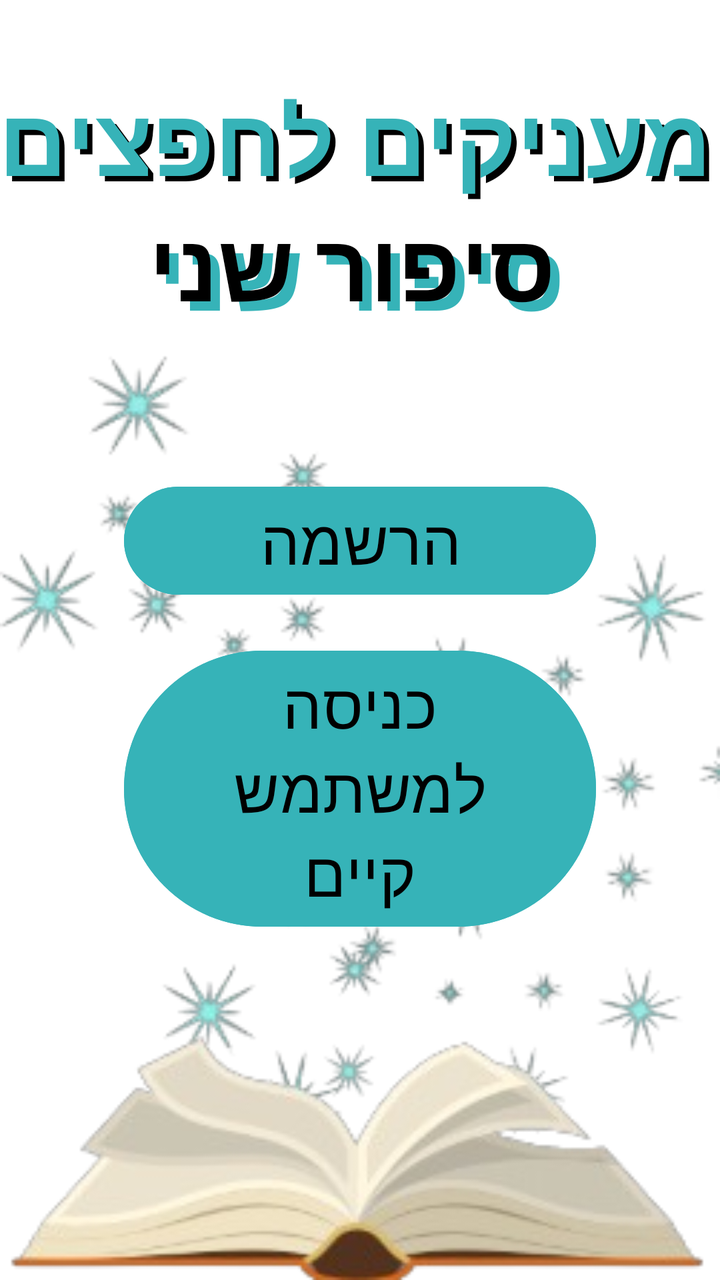
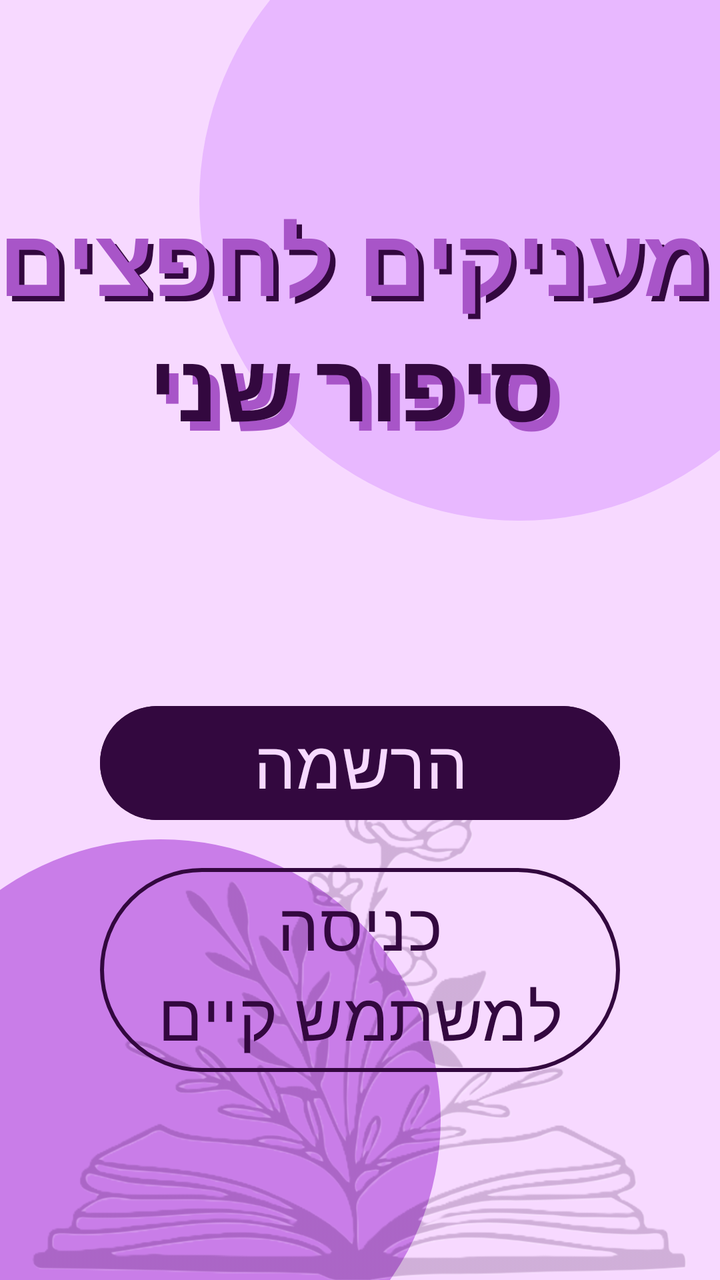

Before-and-after screenshots of an Android layout around one commit, followed by the original layout XML and the change that was made.
<!-- AndroidManifest.xml: application theme Theme.SecondStoryProject -->
<!-- res/layout/activity_landing.xml -->
<?xml version="1.0" encoding="utf-8"?>
<androidx.constraintlayout.widget.ConstraintLayout xmlns:android="http://schemas.android.com/apk/res/android"
    xmlns:app="http://schemas.android.com/apk/res-auto"
    xmlns:tools="http://schemas.android.com/tools"
    android:id="@+id/main"
    android:layout_width="match_parent"
    android:layout_height="match_parent"
    android:background="@android:color/white"
    tools:context=".screens.LandingActivity">
    <FrameLayout
        android:layout_width="match_parent"
        android:layout_height="match_parent">

        <ImageView
            android:id="@+id/imageView"
            android:layout_width="match_parent"
            android:layout_height="wrap_content"
            android:adjustViewBounds="true"
            android:scaleType="fitCenter"
            android:layout_gravity="bottom"
            app:srcCompat="@drawable/book_background_pic2"/>

        <LinearLayout
            android:layout_width="match_parent"
            android:layout_height="match_parent"
            android:orientation="vertical">

            <FrameLayout
                android:layout_width="match_parent"
                android:layout_height="wrap_content"
                android:layout_marginTop="40dp">

                <TextView
                    android:id="@+id/littleTitle"
                    android:layout_width="wrap_content"
                    android:layout_height="wrap_content"
                    android:layout_gravity="center"
                    android:fontFamily="@font/akitrg__"
                    android:text="מעניקים לחפצים"
                    android:textColor="@color/black"
                    android:textSize="23pt"
                    android:textStyle="bold" />

                <TextView
                    android:id="@+id/littleTitle2"
                    android:layout_width="wrap_content"
                    android:layout_height="wrap_content"
                    android:layout_gravity="center"
                    android:layout_marginLeft="-3dp"
                    android:layout_marginTop="-3dp"
                    android:fontFamily="@font/akitrg__"
                    android:text="מעניקים לחפצים"
                    android:textColor="#36b3b8"
                    android:textSize="23pt"
                    android:textStyle="bold" />
            </FrameLayout>

            <FrameLayout
                android:layout_width="match_parent"
                android:layout_height="wrap_content">

                <TextView
                    android:id="@+id/bigTitle"
                    android:layout_width="wrap_content"
                    android:layout_height="wrap_content"
                    android:layout_gravity="center"
                    android:fontFamily="@font/noot"
                    android:text="סיפור שני"
                    android:textColor="#36b3b8"
                    android:textSize="23pt"
                    android:textStyle="bold" />

                <TextView
                    android:id="@+id/bigTitle2"
                    android:layout_width="wrap_content"
                    android:layout_height="wrap_content"
                    android:layout_gravity="center"
                    android:layout_marginLeft="-5dp"
                    android:layout_marginTop="-5dp"
                    android:fontFamily="@font/noot"
                    android:text="סיפור שני"
                    android:textColor="@color/black"
                    android:textSize="23pt"
                    android:textStyle="bold" />
            </FrameLayout>

            <Button
                android:id="@+id/btn_Landing_toSignUp"
                android:layout_width="236dp"
                android:layout_height="wrap_content"
                android:layout_gravity="center"
                android:layout_marginTop="70dp"
                android:backgroundTint="#36b3b8"
                android:fontFamily="@font/akitrg__"
                android:text="הרשמה"
                android:textColor="@color/black"
                android:textSize="15pt" />

            <Button
                android:id="@+id/btn_Landing_toLogin"
                android:layout_width="236dp"
                android:layout_height="wrap_content"
                android:layout_gravity="center"
                android:layout_marginTop="20dp"
                android:backgroundTint="#36b3b8"
                android:fontFamily="@font/akitrg__"
                android:text="כניסה למשתמש קיים"
                android:textColor="@color/black"
                android:textSize="15pt" />

        </LinearLayout>
    </FrameLayout>

</androidx.constraintlayout.widget.ConstraintLayout>
<!-- resources referenced by this layout -->
<resources>
  <color name="black">#FF000000</color>
  <!-- drawable book_background_pic2: png bitmap (drawable, 55084 bytes) -->
  <style name="Theme.SecondStoryProject" parent="Base.Theme.SecondStoryProject" />
  <style name="Base.Theme.SecondStoryProject" parent="Theme.Material3.DayNight.NoActionBar">
          
          
      </style>
</resources>

<!-- the commit's change to res/layout/activity_landing.xml (unified diff, before → after) -->
@@ -1,16 +1,37 @@
 <?xml version="1.0" encoding="utf-8"?>
-<androidx.constraintlayout.widget.ConstraintLayout xmlns:android="http://schemas.android.com/apk/res/android"
+<androidx.constraintlayout.widget.ConstraintLayout
+    xmlns:android="http://schemas.android.com/apk/res/android"
     xmlns:app="http://schemas.android.com/apk/res-auto"
     xmlns:tools="http://schemas.android.com/tools"
     android:id="@+id/main"
     android:layout_width="match_parent"
     android:layout_height="match_parent"
-    android:background="@android:color/white"
+    android:background="#f7d9ff"
     tools:context=".screens.LandingActivity">
+
     <FrameLayout
         android:layout_width="match_parent"
         android:layout_height="match_parent">
 
+        
+        <View
+            android:layout_width="320dp"
+            android:layout_height="320dp"
+            android:layout_gravity="top|end"
+            android:layout_marginTop="-60dp"
+            android:layout_marginEnd="-60dp"
+            android:background="@drawable/circle_bg_top" />
+
+        
+        <View
+            android:layout_width="280dp"
+            android:layout_height="280dp"
+            android:layout_gravity="bottom|start"
+            android:layout_marginBottom="-60dp"
+            android:layout_marginStart="-60dp"
+            android:background="@drawable/circle_bg_bottom" />
+
+        
         <ImageView
             android:id="@+id/imageView"
             android:layout_width="match_parent"
@@ -18,17 +39,21 @@
             android:adjustViewBounds="true"
             android:scaleType="fitCenter"
             android:layout_gravity="bottom"
-            app:srcCompat="@drawable/book_background_pic2"/>
+            android:layout_marginBottom="-30dp"
+            android:alpha="0.2"
+            app:srcCompat="@drawable/bookwithflowers" />
 
         <LinearLayout
             android:layout_width="match_parent"
             android:layout_height="match_parent"
-            android:orientation="vertical">
+            android:orientation="vertical"
+            android:gravity="center_horizontal">
 
+            
             <FrameLayout
                 android:layout_width="match_parent"
                 android:layout_height="wrap_content"
-                android:layout_marginTop="40dp">
+                android:layout_marginTop="100dp">
 
                 <TextView
                     android:id="@+id/littleTitle"
@@ -37,7 +62,7 @@
                     android:layout_gravity="center"
                     android:fontFamily="@font/akitrg__"
                     android:text="מעניקים לחפצים"
-                    android:textColor="@color/black"
+                    android:textColor="#33083f"
                     android:textSize="23pt"
                     android:textStyle="bold" />
 
@@ -50,7 +75,7 @@
                     android:layout_marginTop="-3dp"
                     android:fontFamily="@font/akitrg__"
                     android:text="מעניקים לחפצים"
-                    android:textColor="#36b3b8"
+                    android:textColor="#a855c8"
                     android:textSize="23pt"
                     android:textStyle="bold" />
             </FrameLayout>
@@ -66,7 +91,7 @@
                     android:layout_gravity="center"
                     android:fontFamily="@font/noot"
                     android:text="סיפור שני"
-                    android:textColor="#36b3b8"
+                    android:textColor="#a855c8"
                     android:textSize="23pt"
                     android:textStyle="bold" />
 
@@ -79,34 +104,44 @@
                     android:layout_marginTop="-5dp"
                     android:fontFamily="@font/noot"
                     android:text="סיפור שני"
-                    android:textColor="@color/black"
+                    android:textColor="#33083f"
                     android:textSize="23pt"
                     android:textStyle="bold" />
             </FrameLayout>
 
+            
+            <View
+                android:layout_width="match_parent"
+                android:layout_height="0dp"
+                android:layout_weight="1" />
+
+            
             <Button
                 android:id="@+id/btn_Landing_toSignUp"
-                android:layout_width="236dp"
+                android:layout_width="260dp"
                 android:layout_height="wrap_content"
                 android:layout_gravity="center"
-                android:layout_marginTop="70dp"
-                android:backgroundTint="#36b3b8"
+                android:layout_marginBottom="16dp"
+                android:backgroundTint="#33083f"
                 android:fontFamily="@font/akitrg__"
                 android:text="הרשמה"
-                android:textColor="@color/black"
-                android:textSize="15pt" />
+                android:textColor="#f7d9ff"
+                android:textSize="16pt"/>
 
-            <Button
+            
+            <com.google.android.material.button.MaterialButton
                 android:id="@+id/btn_Landing_toLogin"
-                android:layout_width="236dp"
+                android:layout_width="260dp"
                 android:layout_height="wrap_content"
                 android:layout_gravity="center"
-                android:layout_marginTop="20dp"
-                android:backgroundTint="#36b3b8"
+                android:layout_marginBottom="100dp"
+                android:backgroundTint="@android:color/transparent"
                 android:fontFamily="@font/akitrg__"
                 android:text="כניסה למשתמש קיים"
-                android:textColor="@color/black"
-                android:textSize="15pt" />
+                android:textColor="#33083f"
+                android:textSize="16pt"
+                app:strokeColor="#33083f"
+                app:strokeWidth="2dp"/>
 
         </LinearLayout>
     </FrameLayout>
<!-- resource entries referenced after the edit -->
@@ -1,7 +1,20 @@
 <!-- resources referenced by this layout -->
 <resources>
-  <color name="black">#FF000000</color>
-  <!-- drawable book_background_pic2: png bitmap (drawable, 55084 bytes) -->
+  <!-- drawable bookwithflowers: png bitmap (drawable, 336002 bytes) -->
+  <!-- drawable circle_bg_bottom (drawable) -->
+  <?xml version="1.0" encoding="utf-8"?>
+  <shape xmlns:android="http://schemas.android.com/apk/res/android"
+      android:shape="oval">
+      <solid android:color="#c97de8" />
+      <alpha android:value="0.20" />
+  </shape>
+  <!-- drawable circle_bg_top (drawable) -->
+  <?xml version="1.0" encoding="utf-8"?>
+  <shape xmlns:android="http://schemas.android.com/apk/res/android"
+      android:shape="oval">
+      <solid android:color="#e8b8ff" />
+      <alpha android:value="0.35" />
+  </shape>
   <style name="Theme.SecondStoryProject" parent="Base.Theme.SecondStoryProject" />
   <style name="Base.Theme.SecondStoryProject" parent="Theme.Material3.DayNight.NoActionBar">
           
